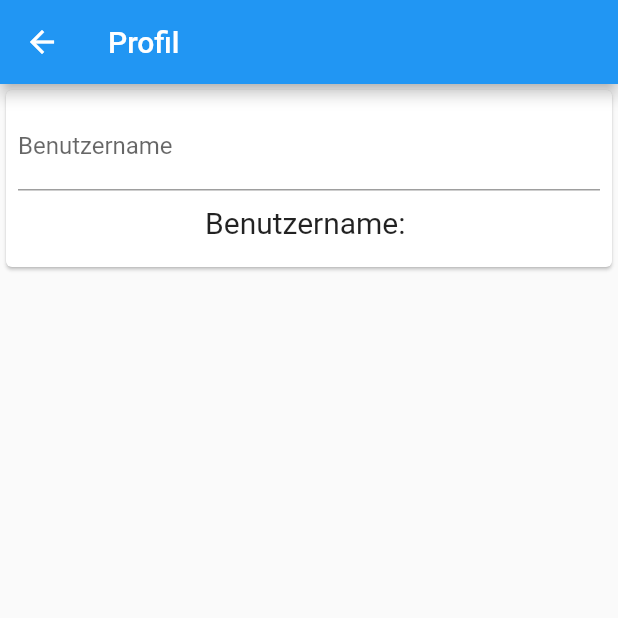
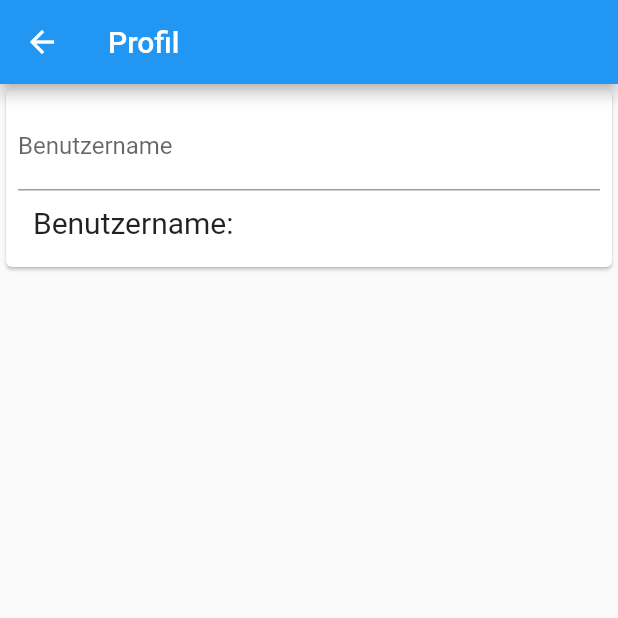
Before and after one commit to maxfornacon/coupon, a Flutter app: the ProfilePage screen opened directly, on a phone screen of 412 x 824 dp, the top half of it. Run offline on Flutter 3.47's test engine with Material 2 defaults, Android fonts, the phone set to English and light mode, and no system bars.

```diff
--- a/lib/pages/profile_page.dart
+++ b/lib/pages/profile_page.dart
@@ -7,6 +7,15 @@ class ProfilePage extends StatefulWidget {
 
 class _ProfilePageState extends State<ProfilePage> {
   final formKey = GlobalKey<FormState>();
+
+  final myController = TextEditingController();
+
+  @override
+  void dispose() {
+    // Clean up the controller when the Widget is disposed
+    myController.dispose();
+    super.dispose();
+  }
 
   @override
   Widget build(BuildContext context) {
@@ -23,17 +32,20 @@ class _ProfilePageState extends State<ProfilePage> {
               mainAxisSize: MainAxisSize.min,
               children: <Widget>[
                 TextFormField(
+                  controller: myController,
                   decoration: InputDecoration(
                     labelText: 'Benutzername',
-
                   ),
                 ),
-                Padding(
-                  padding: EdgeInsets.all(10.0),
-                  child: Text(
-                    'Benutzername: ',
-                    style: TextStyle(
-                      fontSize: 20.0,
+                Align(
+                  alignment: FractionalOffset(0.0, 0.0),
+                  child: Padding(
+                    padding: EdgeInsets.all(10.0),
+                    child: Text(
+                      'Benutzername: ${myController.text}',
+                      style: TextStyle(
+                        fontSize: 20.0,
+                      ),
                     ),
                   ),
                 ),
```
